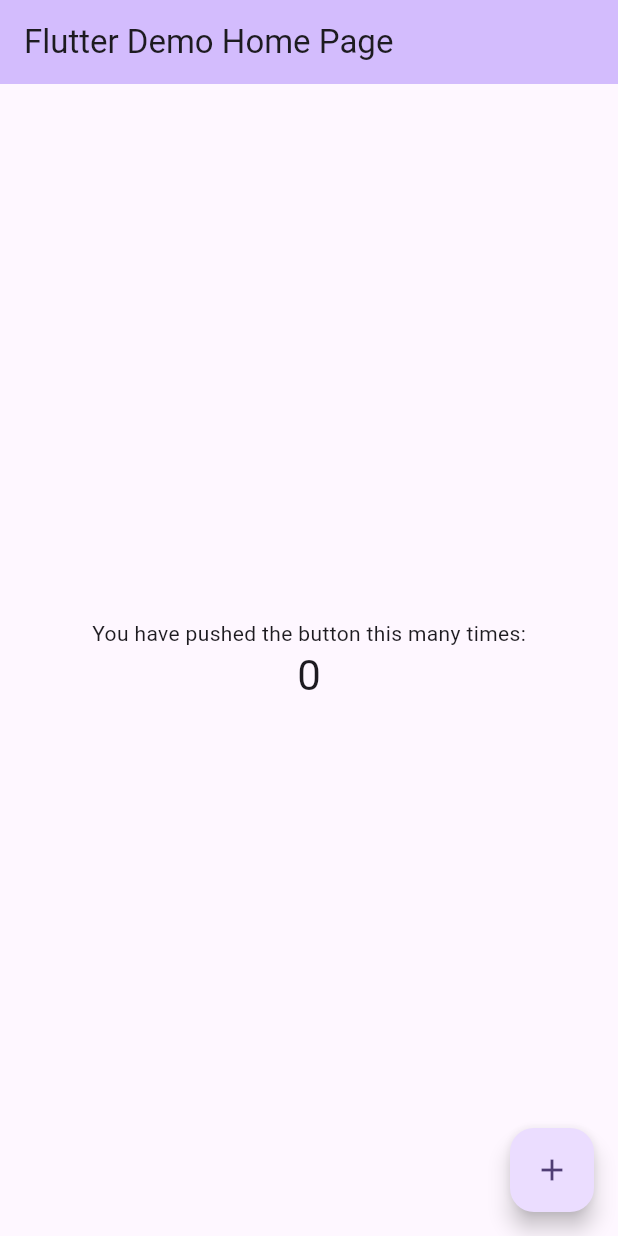
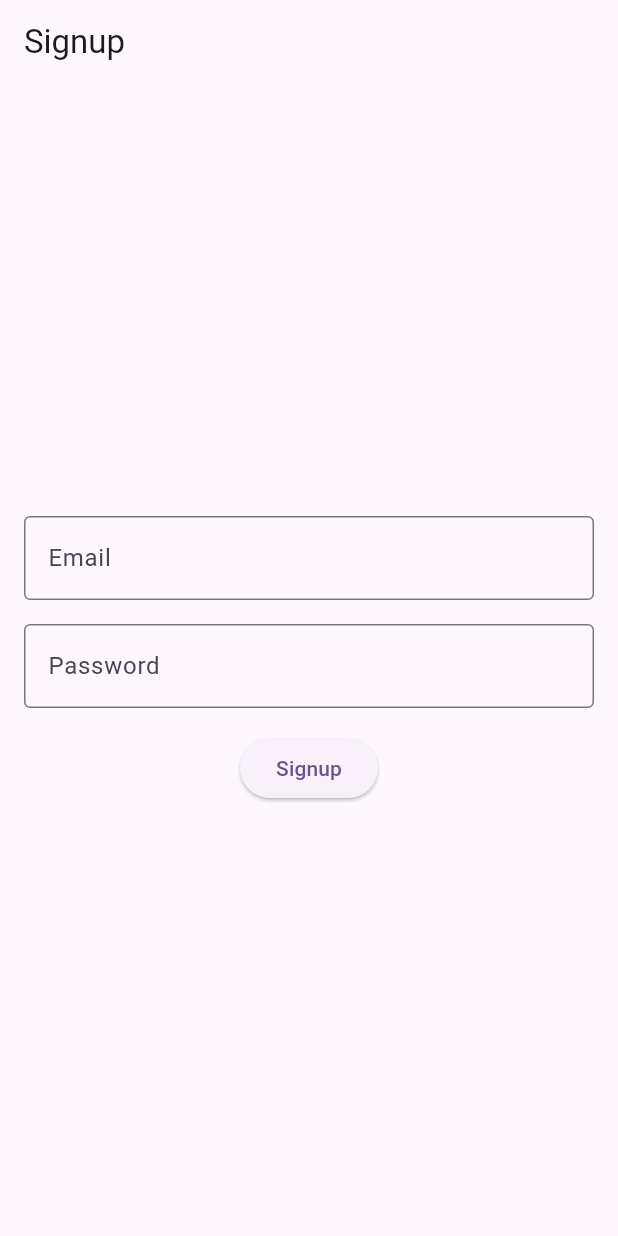
Before and after one commit to Methexx/Ai-ChatApp-Flutter, a Flutter app: the screen it shows after launch, on a phone screen of 412 x 824 dp. Run offline on Flutter 3.47's test engine with Material 3 defaults, Android fonts, the phone set to English and light mode, and no system bars.

```diff
--- /dev/null
+++ b/lib/Screens/loginpage.dart
@@ -0,0 +1,48 @@
+import 'package:flutter/material.dart';
+import 'homescreen.dart';
+
+class LoginPage extends StatelessWidget {
+  const LoginPage({super.key});
+
+  @override
+  Widget build(BuildContext context) {
+    return Scaffold(
+      appBar: AppBar(
+        title: const Text('Signup'),
+      ),
+      body: Padding(
+        padding: const EdgeInsets.all(16.0),
+        child: Column(
+          mainAxisAlignment: MainAxisAlignment.center,
+          children: <Widget>[
+            TextField(
+              decoration: const InputDecoration(
+                labelText: 'Email',
+                border: OutlineInputBorder(),
+              ),
+            ),
+            const SizedBox(height: 16),
+            TextField(
+              obscureText: true,
+              decoration: const InputDecoration(
+                labelText: 'Password',
+                border: OutlineInputBorder(),
+              ),
+            ),
+            const SizedBox(height: 16),
+            ElevatedButton(
+              onPressed: () {
+                // Navigate to HomeScreen when signup button is pressed
+                Navigator.push(
+                  context,
+                  MaterialPageRoute(builder: (context) => const HomeScreen()),
+                );
+              },
+              child: const Text('Signup'),
+            ),
+          ],
+        ),
+      ),
+    );
+  }
+}
--- a/lib/main.dart
+++ b/lib/Screens/main.dart
@@ -1,4 +1,5 @@
 import 'package:flutter/material.dart';
+import 'loginpage.dart';  // Import your loginpage.dart
 
 void main() {
   runApp(const MyApp());
@@ -7,30 +8,14 @@ void main() {
 class MyApp extends StatelessWidget {
   const MyApp({super.key});
 
-  // This widget is the root of your application.
   @override
   Widget build(BuildContext context) {
     return MaterialApp(
-      title: 'Flutter Demo',
+      title: 'AI Chat App',
       theme: ThemeData(
-        // This is the theme of your application.
-        //
-        // TRY THIS: Try running your application with "flutter run". You'll see
-        // the application has a purple toolbar. Then, without quitting the app,
-        // try changing the seedColor in the colorScheme below to Colors.green
-        // and then invoke "hot reload" (save your changes or press the "hot
-        // reload" button in a Flutter-supported IDE, or press "r" if you used
-        // the command line to start the app).
-        //
-        // Notice that the counter didn't reset back to zero; the application
-        // state is not lost during the reload. To reset the state, use hot
-        // restart instead.
-        //
-        // This works for code too, not just values: Most code changes can be
-        // tested with just a hot reload.
         colorScheme: ColorScheme.fromSeed(seedColor: Colors.deepPurple),
       ),
-      home: const MyHomePage(title: 'Flutter Demo Home Page'),
+      home: const LoginPage(), // Navigate to LoginPage first
     );
   }
 }
```
Also changed, not shown: lib/Screens/homescreen.dart (added, +42 -0 lines), Assets/bgimg.png (added), 1 other file.
